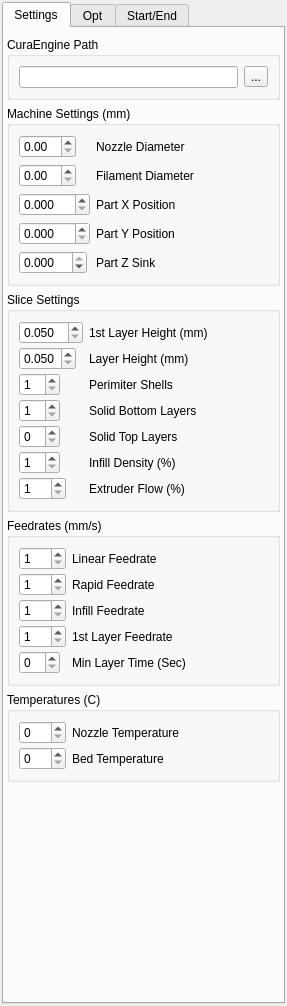
Above: Slicer.ui from cblt2l/FreeCAD-CuraEngine-Plugin before the change. Below: the same form after it.
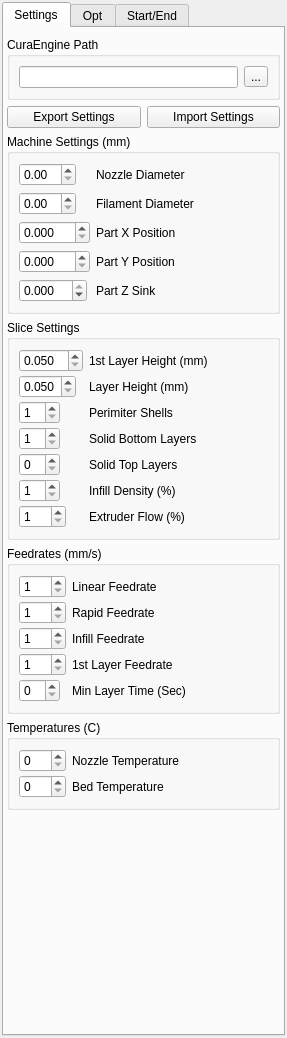
That is the form after the change.

Commit message: Implement import and export of settings. Misc bugfixes & cleanup.

What changed in the file:
```diff
--- a/Slicer.ui
+++ b/Slicer.ui
@@ -7,7 +7,7 @@
     <x>0</x>
     <y>0</y>
     <width>287</width>
-    <height>1006</height>
+    <height>1038</height>
    </rect>
   </property>
   <property name="windowTitle">
@@ -56,6 +56,24 @@
          </layout>
         </widget>
        </item>
+       <item>
+        <layout class="QHBoxLayout" name="HorizontalLayout_1">
+         <item>
+          <widget class="QPushButton" name="button_1_ES">
+           <property name="text">
+            <string>Export Settings</string>
+           </property>
+          </widget>
+         </item>
+         <item>
+          <widget class="QPushButton" name="button_2_IS">
+           <property name="text">
+            <string>Import Settings</string>
+           </property>
+          </widget>
+         </item>
+        </layout>
+       </item>
        <item>
         <widget class="QGroupBox" name="Group_1_MachineSettings">
          <property name="title">
```
The commit also changes 2 other files.
